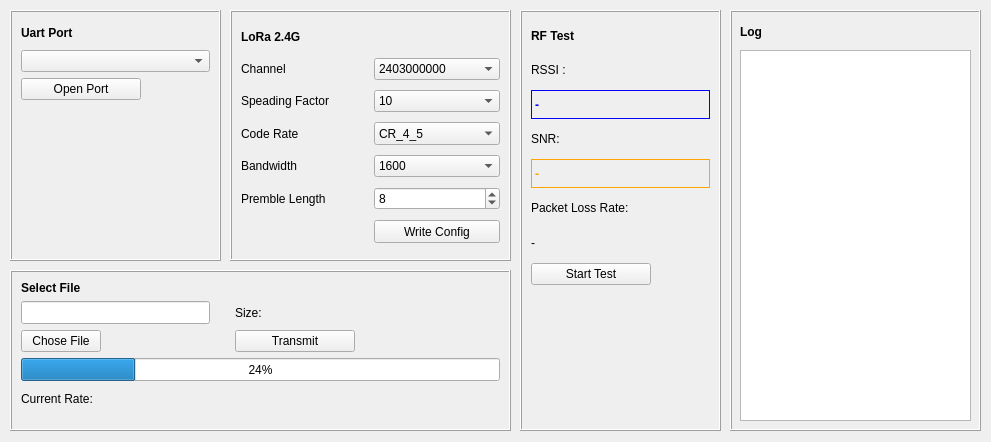
The window that mainwindow.ui (DanielCao0/QT_ISM2400) describes before a commit, drawn with Qt 5.
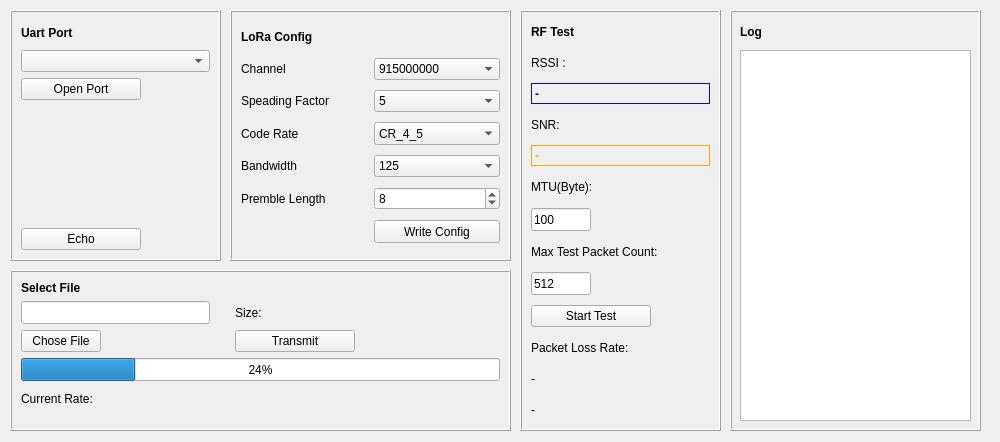
The same window after the commit.

The edit to the form file:
```diff
--- a/mainwindow.ui
+++ b/mainwindow.ui
@@ -6,7 +6,7 @@
    <rect>
     <x>0</x>
     <y>0</y>
-    <width>991</width>
+    <width>1000</width>
     <height>442</height>
    </rect>
   </property>
@@ -18,7 +18,7 @@
   </property>
   <property name="minimumSize">
    <size>
-    <width>780</width>
+    <width>1000</width>
     <height>442</height>
    </size>
   </property>
@@ -136,6 +136,22 @@
        </property>
       </spacer>
      </item>
+     <item>
+      <widget class="QPushButton" name="ate">
+       <property name="maximumSize">
+        <size>
+         <width>120</width>
+         <height>22</height>
+        </size>
+       </property>
+       <property name="styleSheet">
+        <string notr="true"/>
+       </property>
+       <property name="text">
+        <string>Echo</string>
+       </property>
+      </widget>
+     </item>
     </layout>
    </widget>
    <widget class="QFrame" name="log">
@@ -246,7 +262,7 @@
         </font>
        </property>
        <property name="text">
-        <string>LoRa 2.4G</string>
+        <string>LoRa Config</string>
        </property>
       </widget>
      </item>
@@ -261,7 +277,7 @@
       <widget class="QComboBox" name="channelBox">
        <item>
         <property name="text">
-         <string>2403000000</string>
+         <string>915000000</string>
         </property>
        </item>
        <item>
@@ -292,11 +308,6 @@
      </item>
      <item row="2" column="1">
       <widget class="QComboBox" name="sf">
-       <item>
-        <property name="text">
-         <string>10</string>
-        </property>
-       </item>
        <item>
         <property name="text">
          <string>5</string>
@@ -397,7 +408,7 @@
       <widget class="QComboBox" name="bwBox">
        <item>
         <property name="text">
-         <string>1600</string>
+         <string>125</string>
         </property>
        </item>
        <item>
@@ -686,6 +697,9 @@
      <enum>QFrame::Raised</enum>
     </property>
     <layout class="QVBoxLayout" name="verticalLayout_2">
+     <property name="spacing">
+      <number>10</number>
+     </property>
      <item>
       <widget class="QLabel" name="label_11">
        <property name="font">
@@ -754,6 +768,98 @@
        </property>
       </widget>
      </item>
+     <item>
+      <widget class="QLabel" name="label_15">
+       <property name="text">
+        <string>MTU(Byte):</string>
+       </property>
+      </widget>
+     </item>
+     <item>
+      <widget class="QLineEdit" name="lineEditFile_mtu">
+       <property name="sizePolicy">
+        <sizepolicy hsizetype="Preferred" vsizetype="Preferred">
+         <horstretch>0</horstretch>
+         <verstretch>0</verstretch>
+        </sizepolicy>
+       </property>
+       <property name="minimumSize">
+        <size>
+         <width>60</width>
+         <height>23</height>
+        </size>
+       </property>
+       <property name="maximumSize">
+        <size>
+         <width>60</width>
+         <height>23</height>
+        </size>
+       </property>
+       <property name="text">
+        <string>100</string>
+       </property>
+      </widget>
+     </item>
+     <item>
+      <widget class="QLabel" name="label_16">
+       <property name="text">
+        <string>Max Test Packet Count:</string>
+       </property>
+      </widget>
+     </item>
+     <item>
+      <widget class="QLineEdit" name="MaxPacket">
+       <property name="sizePolicy">
+        <sizepolicy hsizetype="Preferred" vsizetype="Preferred">
+         <horstretch>0</horstretch>
+         <verstretch>0</verstretch>
+        </sizepolicy>
+       </property>
+       <property name="minimumSize">
+        <size>
+         <width>60</width>
+         <height>23</height>
+        </size>
+       </property>
+       <property name="maximumSize">
+        <size>
+         <width>60</width>
+         <height>23</height>
+        </size>
+       </property>
+       <property name="text">
+        <string>512</string>
+       </property>
+      </widget>
+     </item>
+     <item>
+      <widget class="QPushButton" name="testButton">
+       <property name="sizePolicy">
+        <sizepolicy hsizetype="Fixed" vsizetype="Fixed">
+         <horstretch>0</horstretch>
+         <verstretch>0</verstretch>
+        </sizepolicy>
+       </property>
+       <property name="minimumSize">
+        <size>
+         <width>120</width>
+         <height>22</height>
+        </size>
+       </property>
+       <property name="maximumSize">
+        <size>
+         <width>120</width>
+         <height>22</height>
+        </size>
+       </property>
+       <property name="styleSheet">
+        <string notr="true"/>
+       </property>
+       <property name="text">
+        <string>Start Test</string>
+       </property>
+      </widget>
+     </item>
      <item>
       <widget class="QLabel" name="label_14">
        <property name="text">
@@ -769,49 +875,12 @@
       </widget>
      </item>
      <item>
-      <widget class="QPushButton" name="testButton">
-       <property name="sizePolicy">
-        <sizepolicy hsizetype="Fixed" vsizetype="Fixed">
-         <horstretch>0</horstretch>
-         <verstretch>0</verstretch>
-        </sizepolicy>
-       </property>
-       <property name="minimumSize">
-        <size>
-         <width>120</width>
-         <height>22</height>
-        </size>
-       </property>
-       <property name="maximumSize">
-        <size>
-         <width>120</width>
-         <height>22</height>
-        </size>
-       </property>
-       <property name="styleSheet">
-        <string notr="true"/>
-       </property>
+      <widget class="QLabel" name="bytesPerSecond">
        <property name="text">
-        <string>Start Test</string>
+        <string>-</string>
        </property>
       </widget>
      </item>
-     <item>
-      <spacer name="verticalSpacer_2">
-       <property name="orientation">
-        <enum>Qt::Vertical</enum>
-       </property>
-       <property name="sizeType">
-        <enum>QSizePolicy::Fixed</enum>
-       </property>
-       <property name="sizeHint" stdset="0">
-        <size>
-         <width>20</width>
-         <height>135</height>
-        </size>
-       </property>
-      </spacer>
-     </item>
     </layout>
    </widget>
   </widget>
```
Left out of the diff: 46 changed lines with no effect on the pictures.
